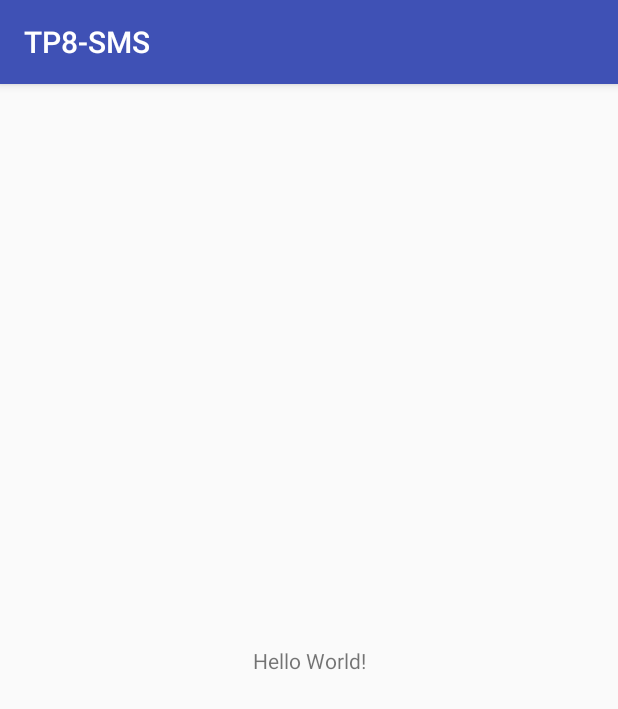
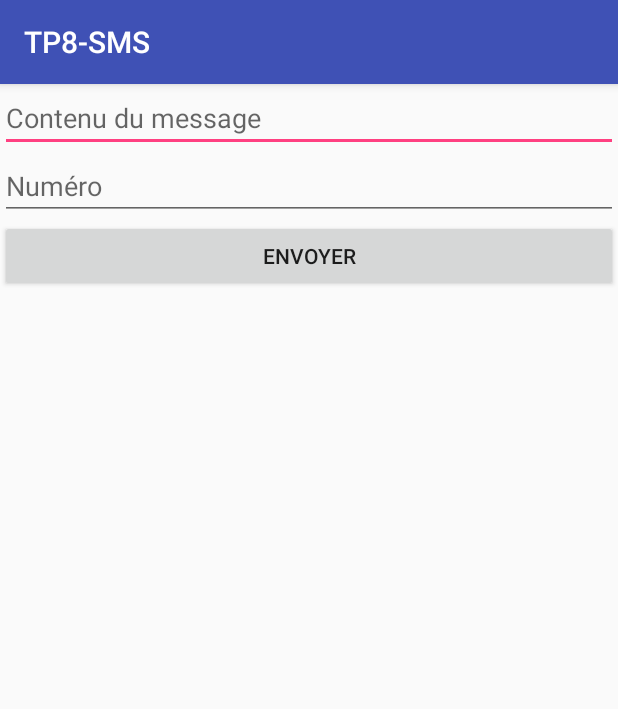
Before and after one commit to Air-Oine/TP8-SMS, an Android app: the screen it shows after launch (MainActivity), on a phone screen of 412 x 824 dp. Shown: the top 709 px of the screen. Run offline under Robolectric (Android 15) with nearby library versions, the phone set to English and light mode, and no system bars.

Commit message:
App permettant d'ouvrir une application d'envoi de SMS, en envoyant le contenu du message et le numéro

```diff
--- a/app/src/main/java/com/example/admin/tp8_sms/MainActivity.java
+++ b/app/src/main/java/com/example/admin/tp8_sms/MainActivity.java
@@ -1,7 +1,13 @@
 package com.example.admin.tp8_sms;
 
+import android.content.Intent;
+import android.net.Uri;
+import android.os.Bundle;
 import android.support.v7.app.AppCompatActivity;
-import android.os.Bundle;
+import android.view.View;
+import android.widget.Button;
+import android.widget.EditText;
+import android.widget.TextView;
 
 public class MainActivity extends AppCompatActivity {
 
@@ -9,5 +15,26 @@ public class MainActivity extends AppCompatActivity {
     protected void onCreate(Bundle savedInstanceState) {
         super.onCreate(savedInstanceState);
         setContentView(R.layout.activity_main);
+
+        Button boutonEnvoyer = (Button) findViewById(R.id.envoyer);
+
+        boutonEnvoyer.setOnClickListener(new View.OnClickListener() {
+            @Override
+            public void onClick(View view) {
+                //Récupération du numéro
+                EditText numeroTV = (EditText) findViewById(R.id.phone);
+                String numero = numeroTV.getText().toString();
+
+                //Récupération du contenu du message
+                EditText contenuTV = (EditText) findViewById(R.id.sms_body);
+                String contenu = contenuTV.getText().toString();
+
+                //Ouverture de l'application permettant d'envoyer le SMS, avec les informations déjà saisies
+                String uri = "smsto:" + numero;
+                Intent intent = new Intent(Intent.ACTION_SENDTO, Uri.parse(uri));
+                intent.putExtra("sms_body", contenu);
+                startActivity(intent);
+            }
+        });
     }
 }
--- a/app/src/main/res/layout/activity_main.xml
+++ b/app/src/main/res/layout/activity_main.xml
@@ -1,18 +1,37 @@
 <?xml version="1.0" encoding="utf-8"?>
-<android.support.constraint.ConstraintLayout xmlns:android="http://schemas.android.com/apk/res/android"
+<RelativeLayout xmlns:android="http://schemas.android.com/apk/res/android"
     xmlns:app="http://schemas.android.com/apk/res-auto"
     xmlns:tools="http://schemas.android.com/tools"
     android:layout_width="match_parent"
     android:layout_height="match_parent"
     tools:context="com.example.admin.tp8_sms.MainActivity">
 
-    <TextView
-        android:layout_width="wrap_content"
+    <EditText
+        android:id="@+id/sms_body"
+        android:layout_width="match_parent"
         android:layout_height="wrap_content"
-        android:text="Hello World!"
-        app:layout_constraintBottom_toBottomOf="parent"
-        app:layout_constraintLeft_toLeftOf="parent"
-        app:layout_constraintRight_toRightOf="parent"
-        app:layout_constraintTop_toTopOf="parent" />
+        android:layout_alignParentStart="true"
+        android:layout_alignParentTop="true"
+        android:ems="10"
+        android:inputType="textMultiLine"
+        android:hint="@string/contenu_du_message"/>
 
-</android.support.constraint.ConstraintLayout>
+    <EditText
+        android:id="@+id/phone"
+        android:layout_width="match_parent"
+        android:layout_height="wrap_content"
+        android:layout_alignParentStart="true"
+        android:layout_below="@+id/sms_body"
+        android:ems="10"
+        android:inputType="phone"
+        android:hint="@string/numero"/>
+
+    <Button
+        android:id="@+id/envoyer"
+        android:layout_width="match_parent"
+        android:layout_height="wrap_content"
+        android:layout_below="@+id/phone"
+        android:layout_centerHorizontal="true"
+        android:text="@string/envoyer" />
+
+</RelativeLayout>
--- a/app/src/main/res/values/strings.xml
+++ b/app/src/main/res/values/strings.xml
@@ -1,3 +1,6 @@
 <resources>
     <string name="app_name">TP8-SMS</string>
+    <string name="contenu_du_message">Contenu du message</string>
+    <string name="numero">Numéro</string>
+    <string name="envoyer">Envoyer</string>
 </resources>
```
